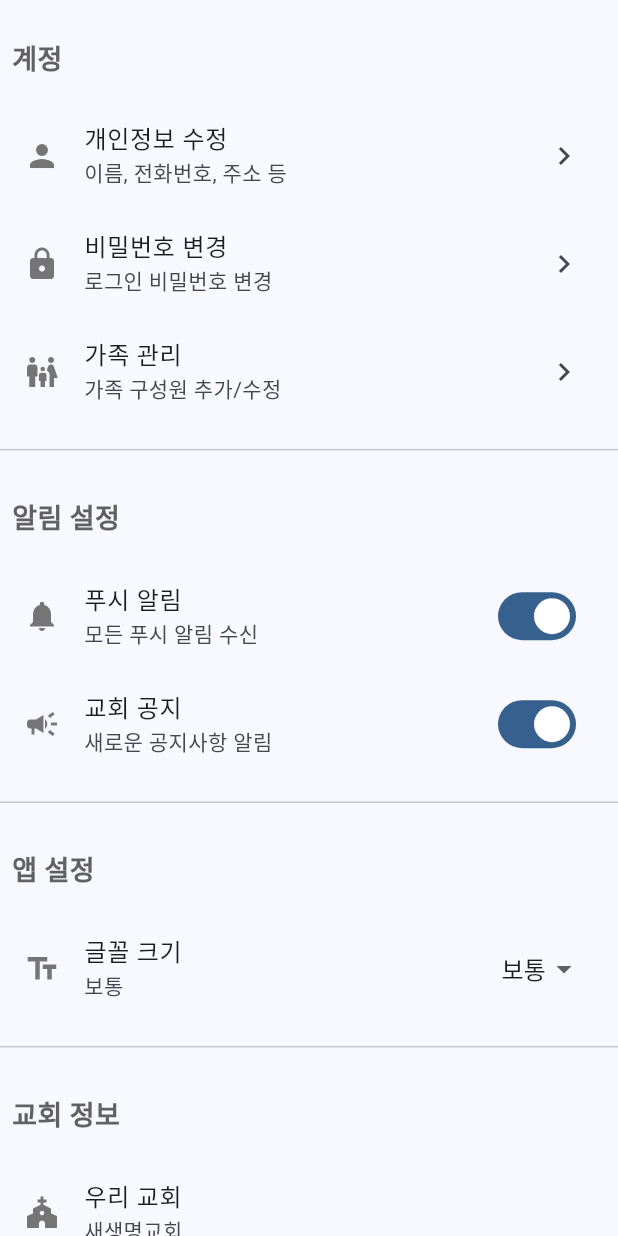
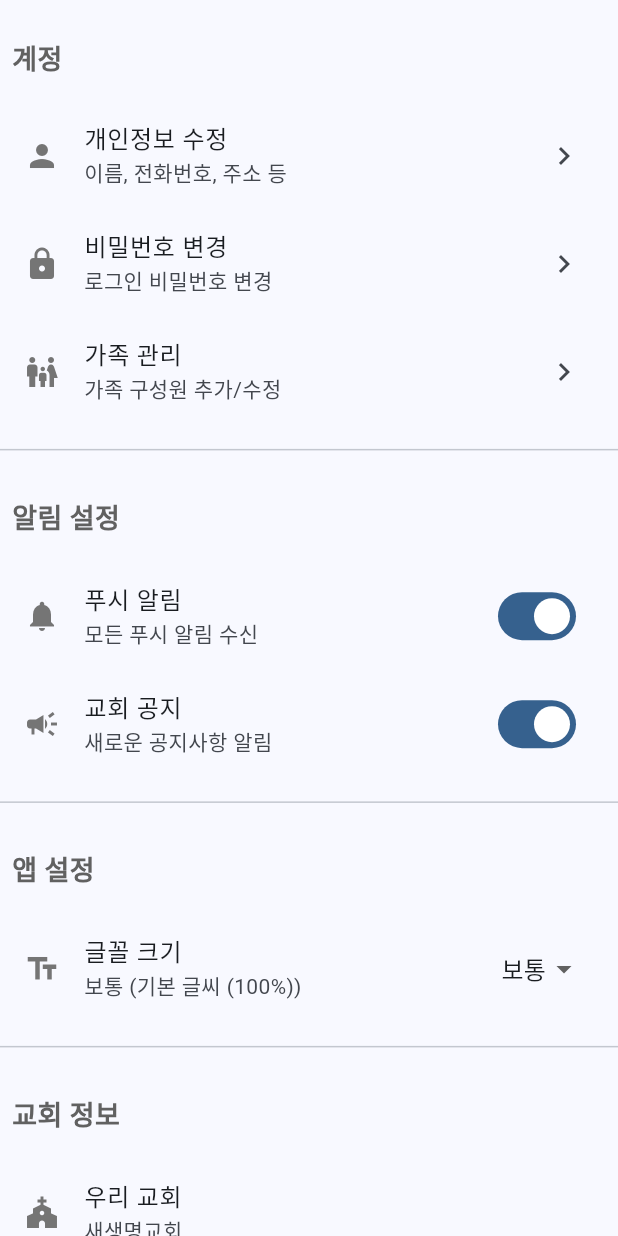
Before and after one commit to surfmindsm/smart-yoram-app, a Flutter app: the SettingsScreen screen opened by its route, on a phone screen of 412 x 824 dp. Run offline on Flutter 3.47's test engine with Material 3 defaults, Android fonts, the phone set to English and light mode, and no system bars; our stand-ins replace cached_network_image, device_info_plus, dropdown_button2, firebase_core, firebase_messaging, flutter_local_notifications and 10 more; missing offline and left inert: mobile_scanner, saver_gallery, syncfusion_flutter_pdfviewer; accounts and stored records are empty; network calls fail; Roboto replaces fonts that are missing (Pretendard); project files that could hold a hidden picture were left out.

Commit message:
큰글,작은글 완료

```diff
--- a/lib/screens/settings_screen.dart
+++ b/lib/screens/settings_screen.dart
@@ -1,8 +1,10 @@
 import 'package:flutter/material.dart';
 import 'package:flutter_screenutil/flutter_screenutil.dart';
+import 'package:provider/provider.dart';
 import '../widget/widgets.dart';
 import '../config/api_config.dart';
 import '../services/auth_service.dart';
+import '../services/font_settings_service.dart';
 import 'api_test_screen.dart';
 import 'users_management_screen.dart';
 import 'family_management_screen.dart';
@@ -28,8 +30,16 @@ class _SettingsScreenState extends State<SettingsScreen> {
   bool _birthdayNotifications = true;
   bool _churchNotices = true;
   bool _darkMode = false;
-  String _fontSize = '보통';
   String _language = '한국어';
+
+  @override
+  void initState() {
+    super.initState();
+    // 초기에 글꼴 설정 로드
+    WidgetsBinding.instance.addPostFrameCallback((_) {
+      // Provider를 통해 현재 글꼴 크기 가져오기
+    });
+  }
 
   @override
   Widget build(BuildContext context) {
@@ -102,19 +112,38 @@ class _SettingsScreenState extends State<SettingsScreen> {
           //     onChanged: (value) => setState(() => _darkMode = value),
           //   ),
           // ),
-          CustomListTile(
+          Consumer<FontSettingsService>(
+            builder: (context, fontSettings, child) {
+              return CustomListTile(
                 icon: Icons.text_fields,
                 title: '글꼴 크기',
-            subtitle: _fontSize,
+                subtitle: '${fontSettings.fontSize} (${FontSettingsService.getFontSizeDescription(fontSettings.fontSize)})',
                 trailing: DropdownButton<String>(
-              value: _fontSize,
-              items: ['작게', '보통', '크게']
-                  .map(
-                      (e) => DropdownMenuItem<String>(value: e, child: Text(e)))
+                  value: fontSettings.fontSize,
+                  items: FontSettingsService.fontSizeOptions
+                      .map((size) => DropdownMenuItem<String>(
+                            value: size,
+                            child: Text(size),
+                          ))
                       .toList(),
-              onChanged: (value) => setState(() => _fontSize = value!),
+                  onChanged: (value) async {
+                    if (value != null) {
+                      await fontSettings.setFontSize(value);
+                      if (mounted) {
+                        // 사용자에게 변경 알림
+                        ScaffoldMessenger.of(context).showSnackBar(
+                          SnackBar(
+                            content: Text('글꼴 크기가 "$value"로 변경되었습니다.'),
+                            duration: const Duration(seconds: 2),
+                          ),
+                        );
+                      }
+                    }
+                  },
                   underline: Container(),
                 ),
+              );
+            },
           ),
           // CustomListTile(
           //   icon: Icons.language,
--- /dev/null
+++ b/lib/services/font_settings_service.dart
@@ -0,0 +1,71 @@
+import 'package:flutter/material.dart';
+import 'package:shared_preferences/shared_preferences.dart';
+
+class FontSettingsService extends ChangeNotifier {
+  static const String _fontSizeKey = 'font_size_setting';
+
+  String _fontSize = '보통';
+  double _textScaleFactor = 1.0;
+
+  String get fontSize => _fontSize;
+  double get textScaleFactor => _textScaleFactor;
+
+  // 싱글톤 패턴
+  static final FontSettingsService _instance = FontSettingsService._internal();
+  factory FontSettingsService() => _instance;
+  FontSettingsService._internal();
+
+  // 초기화 - 앱 시작 시 호출
+  Future<void> initialize() async {
+    final prefs = await SharedPreferences.getInstance();
+    _fontSize = prefs.getString(_fontSizeKey) ?? '보통';
+    _updateTextScaleFactor();
+    notifyListeners();
+  }
+
+  // 글꼴 크기 변경
+  Future<void> setFontSize(String fontSize) async {
+    _fontSize = fontSize;
+    _updateTextScaleFactor();
+
+    // SharedPreferences에 저장
+    final prefs = await SharedPreferences.getInstance();
+    await prefs.setString(_fontSizeKey, fontSize);
+
+    notifyListeners();
+  }
+
+  // 글꼴 크기에 따른 TextScaleFactor 계산
+  void _updateTextScaleFactor() {
+    switch (_fontSize) {
+      case '작게':
+        _textScaleFactor = 0.85;
+        break;
+      case '보통':
+        _textScaleFactor = 1.0;
+        break;
+      case '크게':
+        _textScaleFactor = 1.2;
+        break;
+      default:
+        _textScaleFactor = 1.0;
+    }
+  }
+
+  // 접근성을 위한 더 큰 크기 옵션들
+  static List<String> get fontSizeOptions => ['작게', '보통', '크게'];
+
+  // 각 크기에 대한 설명
+  static String getFontSizeDescription(String fontSize) {
+    switch (fontSize) {
+      case '작게':
+        return '작은 글씨 (85%)';
+      case '보통':
+        return '기본 글씨 (100%)';
+      case '크게':
+        return '큰 글씨 (120%)';
+      default:
+        return '기본 글씨';
+    }
+  }
+}
--- a/pubspec.yaml
+++ b/pubspec.yaml
@@ -49,6 +49,7 @@ dependencies:
   # 상태 관리
   flutter_riverpod: ^3.0.0-dev.3
   riverpod_annotation: ^3.0.0-dev.3
+  provider: ^6.1.2
 
   # 공유 기능
   share_plus: ^10.1.1
```
Also changed, not shown: lib/main.dart (+21 -3 lines), lib/screens/terms_of_service_screen.dart (+1 -29 lines), pubspec.lock. Lines whose indentation alone changed are shown as unchanged.
